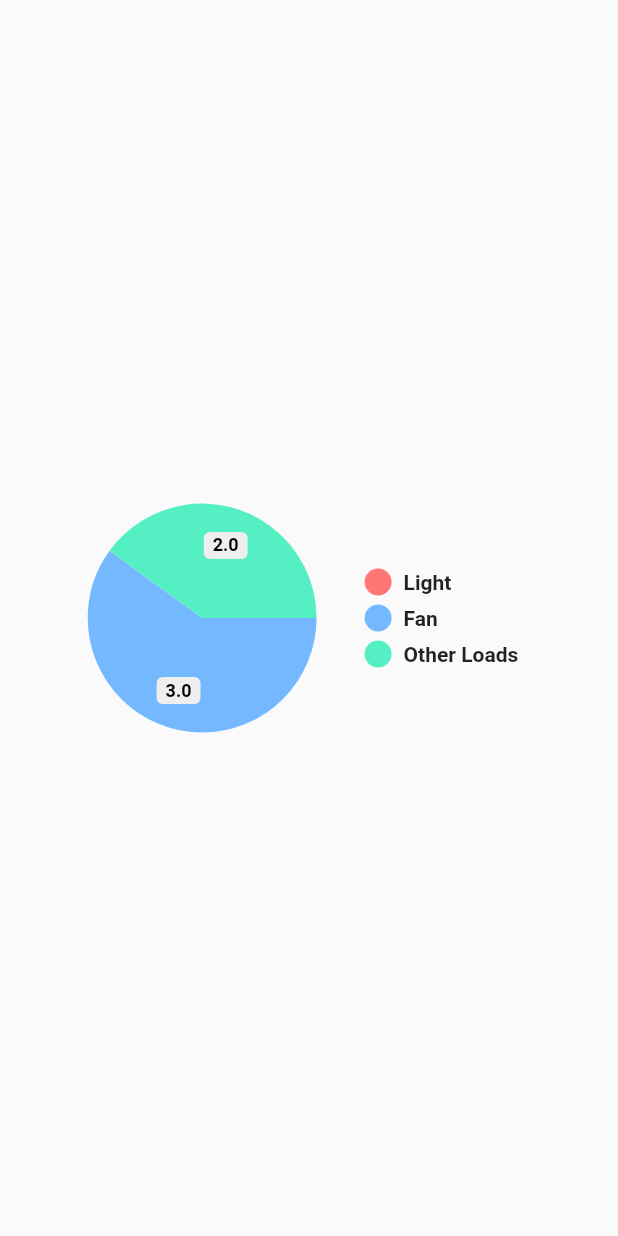
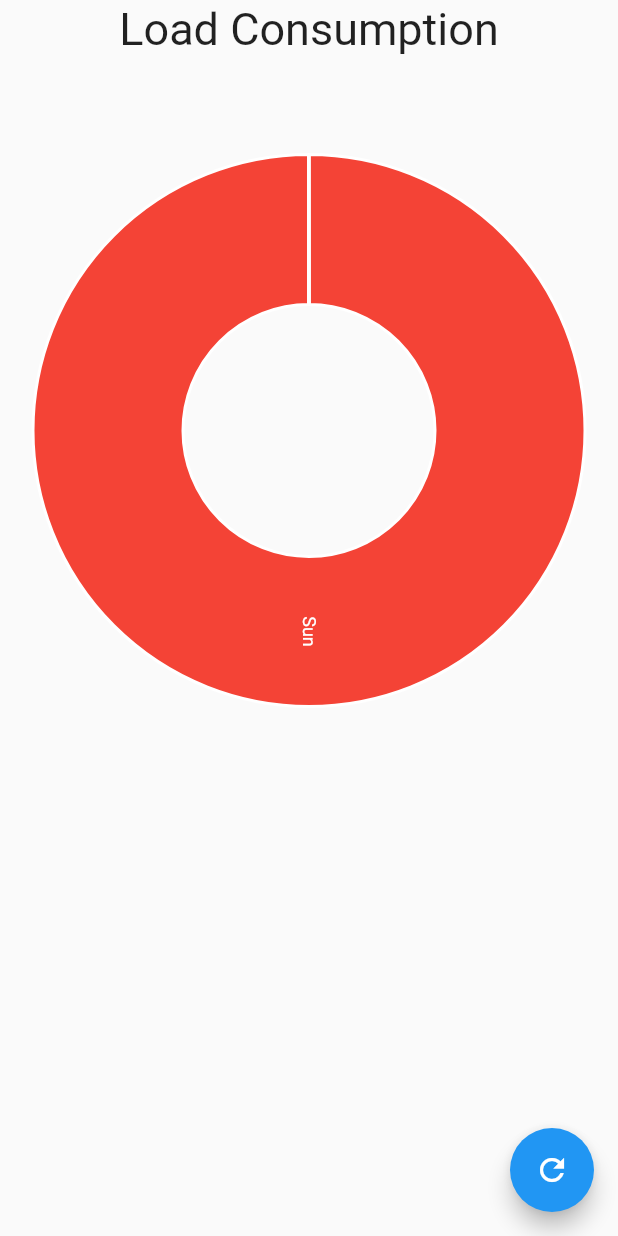
Before and after one commit to dibaloke/Measurment-lab-Project, a Flutter app: the FirstPage screen opened directly, on a phone screen of 412 x 824 dp. Run offline on Flutter 3.47's test engine with Material 2 defaults, Android fonts, the phone set to English and light mode, and no system bars; drawn by our look-alikes of pie_chart; our stand-ins replace charts_flutter, cloud_firestore, flutter_slidable, font_awesome_flutter, sqflite; missing offline and left inert: unicorndial; accounts and stored records are empty.

Commit message:
Basic Chart with data pulled from firestore

```diff
--- a/lib/screens/screens_consumption/first_page.dart
+++ b/lib/screens/screens_consumption/first_page.dart
@@ -1,93 +1,118 @@
 import 'package:flutter/material.dart';
-import 'package:pie_chart/pie_chart.dart';
+
 import 'package:cloud_firestore/cloud_firestore.dart';
+import 'package:charts_flutter/flutter.dart' as charts;
 
- var firestore_refernce_cfl_bedroom=Firestore.instance.collection('/Loads/CFL Light/Rooms').document('Bedroom');
-
-     getquery() async {
-    var a= await firestore_refernce_cfl_bedroom.get();
-    int i=0;
+var firestore_refernce_cfl_bedroom =
+    Firestore.instance.collection('/Loads/CFL Light/Rooms').document('Bedroom');
+//*Pull Data For Chart
+Future<List<double>> getquery() async {
+  List<double> data_list = [];
+  var a = await firestore_refernce_cfl_bedroom.get();
+  int i = 0;
   while (true) {
-      if(a[i.toString()]==null){
+    if (a[i.toString()] == null) {
       break;
+    } else {
+      // print(a[i.toString()]);
     }
-      else{
-        print(a[i.toString()]);
-      }
+    data_list.add(a[i.toString()]);
     i++;
   }
+  // print(data_list);
+  return data_list;
+}
 
+var data = [
+  Sales("Sun", 1, Colors.red),
+  Sales("Mon", 0, Colors.green),
+  Sales("Tue", 0, Colors.yellow),
+  Sales("Wed", 0, Colors.pink),
+  Sales("Thu", 0, Colors.purple),
+  Sales("Fri", 0, Colors.brown),
+  Sales("Sat", 0, Colors.orange),
+];
 
-  }
+//*Pull Data For Chart
 class FirstPage extends StatelessWidget {
   @override
   Widget build(BuildContext context) {
     return new Scaffold(
-
-      body:Chart() ,
+      body: SafeArea(child: Chart()),
     );
-
   }
 }
 
+class Chart extends StatefulWidget {
+  Chart({Key key, this.title}) : super(key: key);
 
-class Chart extends StatefulWidget {
+  final String title;
+
   @override
   _ChartState createState() => _ChartState();
 }
 
 class _ChartState extends State<Chart> {
+  @override
+  Widget build(BuildContext context) {
+    var series = [
+      charts.Series(
+          domainFn: (Sales sales, _) => sales.day,
+          measureFn: (Sales sales, _) => sales.sold,
+          colorFn: (Sales sales, _) => sales.color,
+          id: 'Sales',
+          data: data)
+    ];
+    var chart = charts.PieChart(
+      series,
+      defaultRenderer: charts.ArcRendererConfig(
+          arcRendererDecorators: [charts.ArcLabelDecorator()], arcWidth: 100),
+      animate: true,
+    );
+    return Scaffold(
+      floatingActionButton: FloatingActionButton(
+        child: Icon(Icons.refresh),
+        onPressed: () {
+          getquery().then((List value) {
+            data = [
+              Sales("Sun", value[0], Colors.red),
+              Sales("Mon", value[1], Colors.green),
+              Sales("Tue", value[2], Colors.yellow),
+            ];
 
+            setState(() {
+              data = [
+                Sales("Sun", value[0], Colors.red),
+                Sales("Mon", value[1], Colors.green),
+                Sales("Tue", value[2], Colors.yellow),
+              ];
+            });
+          });
+        },
+      ),
+      body: Padding(
+        padding: const EdgeInsets.all(2.0),
+        child: Column(
+          children: <Widget>[
+            Text(
+              "Load Consumption",
+              style: TextStyle(fontSize: 30),
+            ),
+            SizedBox(height: 500, child: chart),
+          ],
+        ),
+      ),
+    );
+  }
 
-
-bool toggle = false;
-  Map<String, double> dataMap = new Map();
- double lightenergy=0;
- double fanenergy=0;
- double otherloadenergy=0;
-
-  @override
-  void initState() {
-    super.initState();
-    dataMap.putIfAbsent("Light", () => lightenergy);
-    dataMap.putIfAbsent("Fan", () => 3);
-    dataMap.putIfAbsent("Other Loads", () => 2);
 
 }
 
-  @override
-  Widget build(BuildContext context) {
-   getquery();
-    return PieChart(
-      dataMap: dataMap,
-      legendFontColor: Colors.blueGrey[900],
-      legendFontSize: 14.0,
-      legendFontWeight: FontWeight.w500,
-      animationDuration: Duration(milliseconds: 800),
-      chartLegendSpacing: 32.0,
-      chartRadius: MediaQuery
-          .of(context)
-          .size
-          .width / 2.7,
-      showChartValuesInPercentage: true,
-      showChartValues: true,
-      chartValuesColor: Colors.blueGrey[900].withOpacity(0.9),
-      );
+class Sales {
+  final String day;
+  double sold;
+  final charts.Color color;
+  Sales(this.day, this.sold, Color color)
+      : this.color = charts.Color(
+            r: color.red, g: color.green, b: color.blue, a: color.alpha);
 }
-    void togglePieChart() {
-    setState(() {
-      toggle = !toggle;
-    });
-  }
-
-   queryValues() async {
-   var total = 0.0;
-
-
-  var docs = firestore_refernce_cfl_bedroom.snapshots();
-
-
-  print(docs);
-}
-
-}
```
Lines whose indentation alone changed are shown as unchanged.
